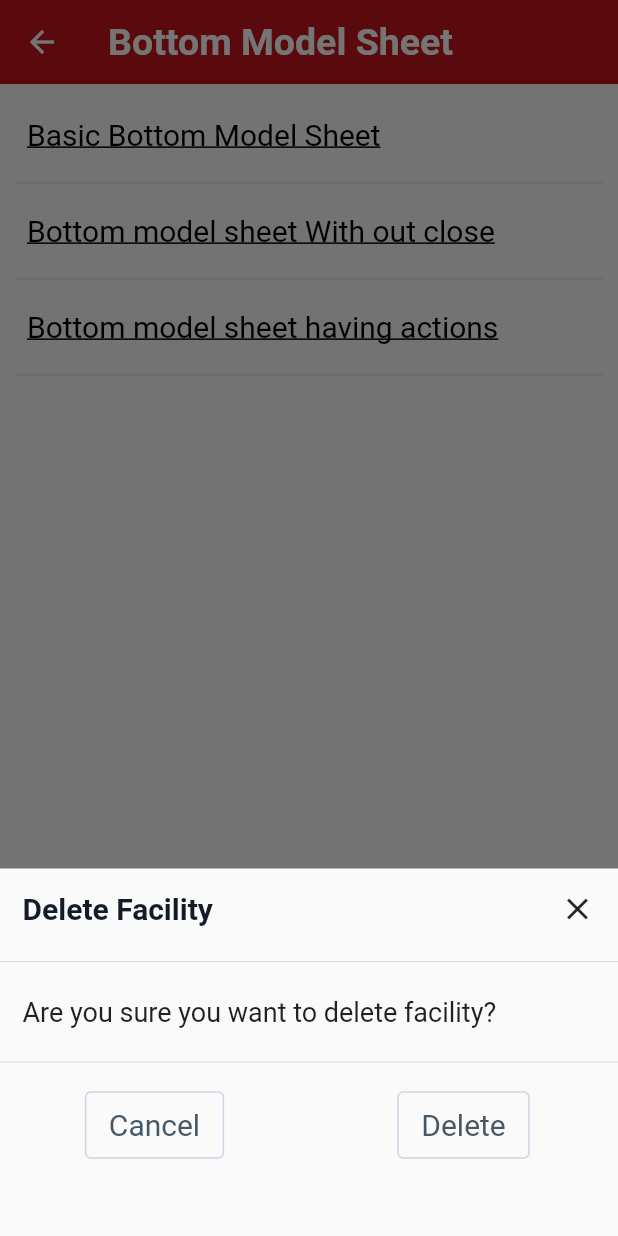
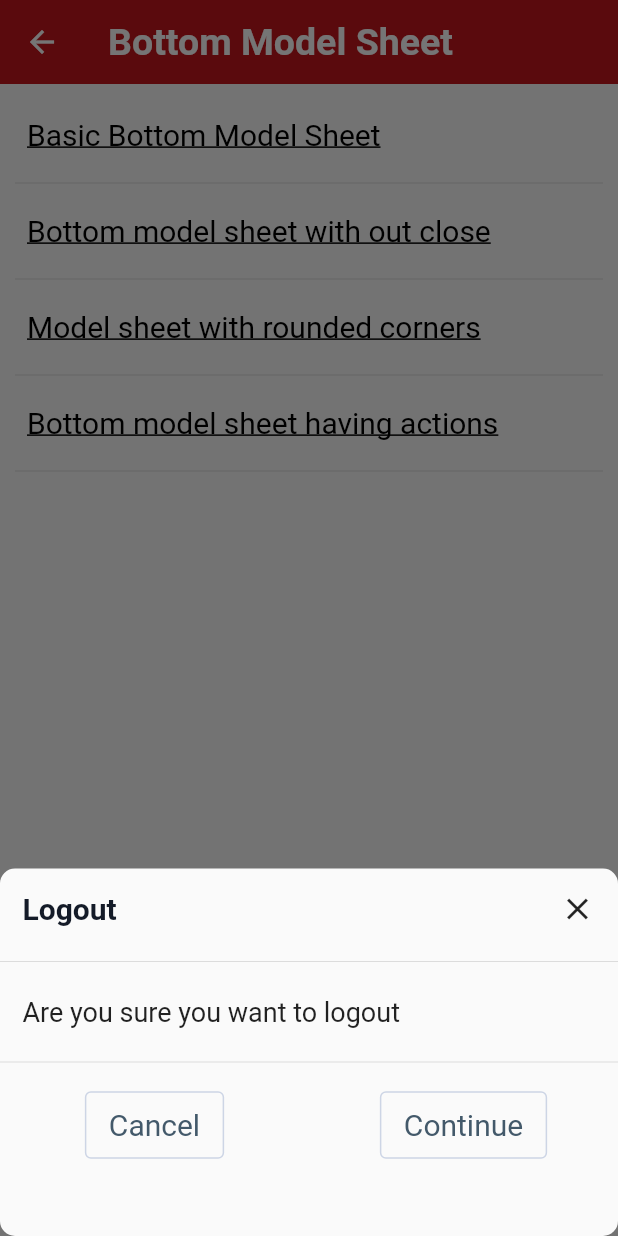
Before and after one commit to brahmikumar/vcui, a Flutter app: the BottomModelSheetDemo screen opened by its route, after a tap on "Bottom model sheet having actions", on a phone screen of 412 x 824 dp. Run offline on Flutter 3.47's test engine with Material 2 defaults, Android fonts, the phone set to English and light mode, and no system bars; our stand-ins replace flutter_html.

Commit message:
changes in bottom model sheet

```diff
--- a/lib/src/elements/screens/bottom_modelsheet_demo.dart
+++ b/lib/src/elements/screens/bottom_modelsheet_demo.dart
@@ -1,5 +1,4 @@
 import 'package:flutter/material.dart';
-import 'package:vcui/src/utils/app_meessages.dart';
 import 'package:vcui/vui/ui_components/bottom_model_sheet.dart';
 import 'package:vcui/vui/ui_components/buttons.dart';
 
@@ -20,49 +19,38 @@ class BottomModelSheetDemo extends StatelessWidget {
             crossAxisAlignment: CrossAxisAlignment.start,
             children: [
 
-              textButton("Basic Bottom Model Sheet", (){
-                showModalBottomSheet<dynamic>(
-                    isScrollControlled: true,
-                    context: context,
-                    shape: RoundedRectangleBorder(
-                      borderRadius: BorderRadius.circular(10.0),
-                    ),
-                    builder: (context) {
-                      return AppBottomModelSheet(
-                        title: "Confirm",
-                        message: Messages.logoutConfirmMsg,
-                      );
-                    }
-                  );
+              textButton(
+                "Basic Bottom Model Sheet",
+                (){
+                  bottomSheet(context, title: "Alert", message: "Welcome");
                 }
               ),
               const Divider(),
 
-              textButton("Bottom model sheet With out close", (){
-                showModalBottomSheet<dynamic>(
-                    isScrollControlled: true,
-                    context: context,
-                    builder: (context) {
-                      return AppBottomModelSheet(
-                        title: "Confirm",
-                        message: Messages.logoutConfirmMsg,
-                        isCloseButton: false,
-                      );
-                    }
-                  );
+              textButton(
+                "Bottom model sheet with out close",
+                (){
+                  bottomSheet(context, title: "Update app version", message: "Required to update app for accessing new features", isCloseButton: false);
                 }
               ),
               const Divider(),
 
-              textButton("Bottom model sheet having actions", (){
-                showModalBottomSheet<dynamic>(
-                    isScrollControlled: true,
-                    context: context,
-                    builder: (context) {
-                      return AppBottomModelSheet(
-                        title: "Delete Facility",
-                        message: Messages.deleteFacilityConfirmMsg,
-                        actions: [
+              textButton("Model sheet with rounded corners ", (){
+                  bottomSheet(context, title: "New features", message: "Added model sheet with rounded corners", isCloseButton: true, modelSheetRadius: 10.0);
+                }
+              ),
+              const Divider(),
+
+              textButton(
+                "Bottom model sheet having actions",
+                (){
+                  bottomSheet(
+                    context,
+                    title: "Logout",
+                    message: "Are you sure you want to logout",
+                    isCloseButton: true,
+                    modelSheetRadius: 10.0,
+                    actions : [
                       {
                         "title": "Cancel",
                         "onPressHandler": (){
@@ -70,18 +58,16 @@ class BottomModelSheetDemo extends StatelessWidget {
                         }
                       },
                       {
-                            "title": "Delete",
+                        "title": "Continue",
                         "onPressHandler": (){
                           print("perform task");
                         }
                       },
-                        ]
+                    ],
                   );
                 }
-                );
-              }),
+              ),
               const Divider(),
-
             ],
           ),
         ),
--- a/lib/vui/ui_components/bottom_model_sheet.dart
+++ b/lib/vui/ui_components/bottom_model_sheet.dart
@@ -88,3 +88,22 @@ class AppBottomModelSheet extends StatelessWidget {
     );
   }
 }
+
+
+Future bottomSheet(context,{ title, message, actions = const [], isCloseButton = true, modelSheetRadius= 0.0}) {
+  return showModalBottomSheet<dynamic>(
+      isScrollControlled: true,
+      context: context,
+      shape: RoundedRectangleBorder(
+        borderRadius: BorderRadius.circular(modelSheetRadius),
+      ),
+      builder: (context) {
+        return AppBottomModelSheet(
+            title: title,
+            message: message,
+            actions: actions,
+            isCloseButton: isCloseButton
+        );
+      }
+  );
+}
```
Lines whose indentation alone changed are shown as unchanged.
